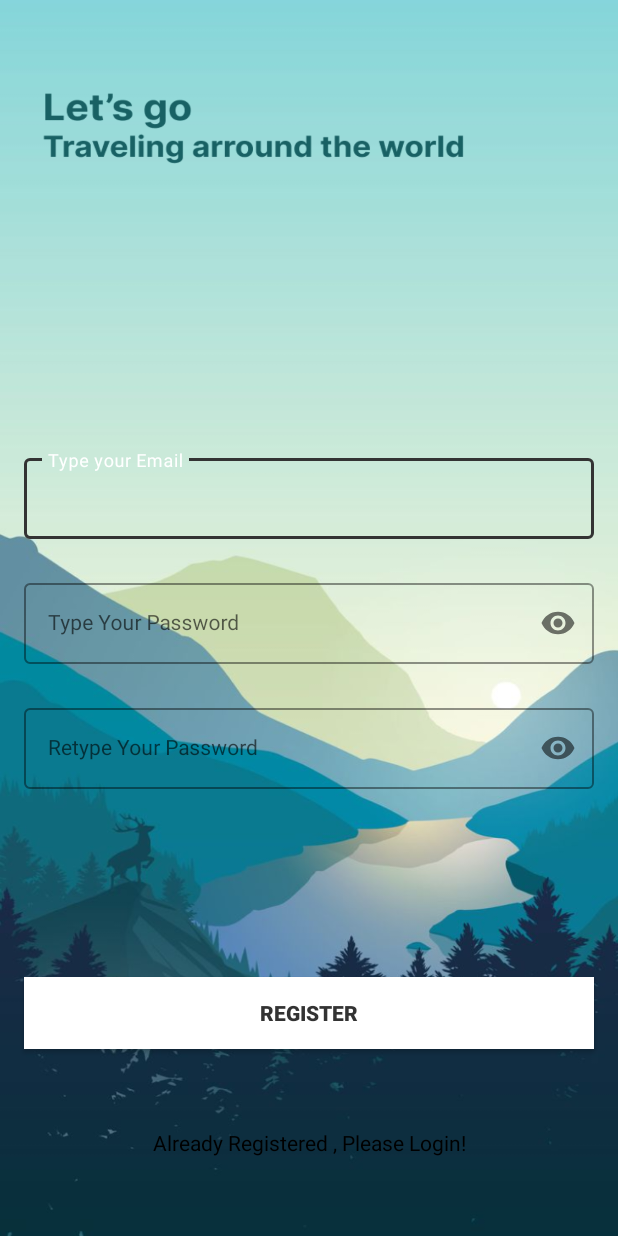
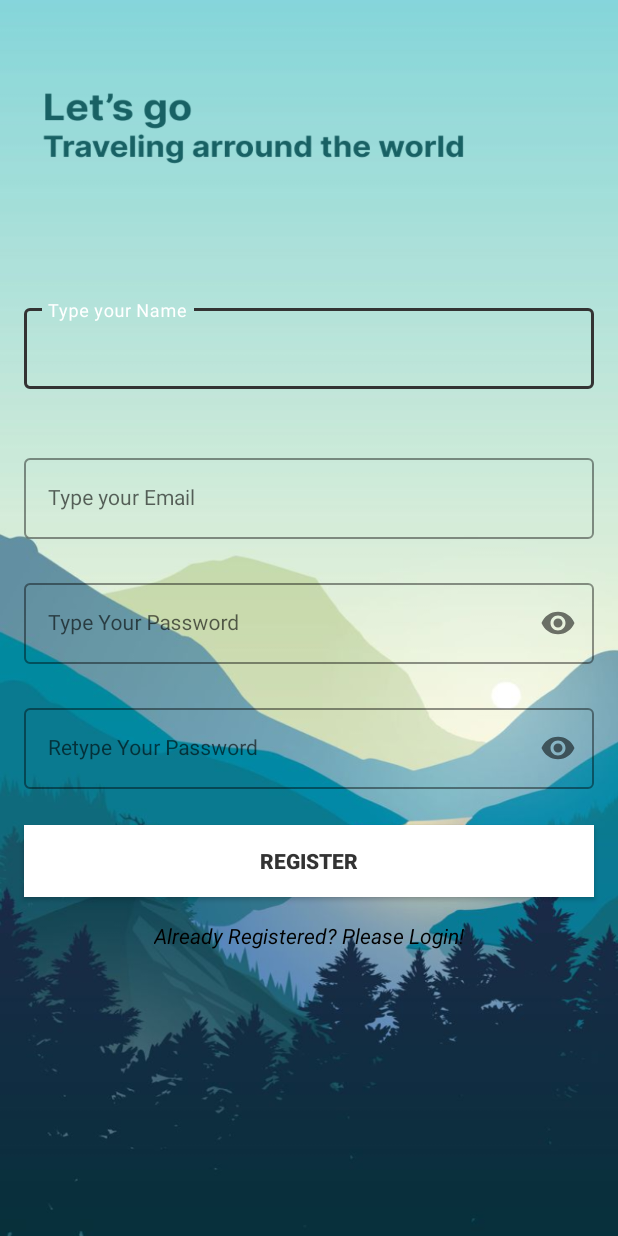
Before and after one commit to kilyfa/TravelMate-Frontend, an Android app: the RegisterActivity screen opened directly, with no data from a screen before it, after a tap on "REGISTER", on a phone screen of 412 x 824 dp. Run offline under Robolectric (Android 15) with nearby library versions, the phone set to English and light mode, and no system bars.

```diff
--- /dev/null
+++ b/app/build.grade.kts
@@ -0,0 +1,4 @@
+dependencies {
+    implementation("com.squareup.retrofit2:retrofit:2.9.0")
+    implementation("com.squareup.retrofit2:converter-gson:2.9.0")
+}
--- a/app/build.gradle.kts
+++ b/app/build.gradle.kts
@@ -40,7 +40,8 @@ android {
 }
 
 dependencies {
-
+    implementation("com.squareup.retrofit2:retrofit:2.9.0")
+    implementation("com.squareup.retrofit2:converter-gson:2.9.0")
     implementation(libs.androidx.core.ktx)
     implementation(libs.androidx.appcompat)
     implementation(libs.material)
--- a/app/src/main/java/com/example/travelmate/ui/register/RegisterActivity.kt
+++ b/app/src/main/java/com/example/travelmate/ui/register/RegisterActivity.kt
@@ -1,21 +1,22 @@
 package com.example.travelmate.ui.register
 
+import android.content.Context
+import android.content.Intent
 import android.os.Bundle
-import androidx.activity.enableEdgeToEdge
+import android.widget.Toast
 import androidx.appcompat.app.AppCompatActivity
-import androidx.core.view.ViewCompat
-import androidx.core.view.WindowInsetsCompat
-import com.example.travelmate.R
-import android.content.Intent
-import android.widget.Toast
+import com.example.travelmate.api.ApiClient
+import com.example.travelmate.api.SignUpRequest
+import com.example.travelmate.api.SignUpResponse
 import com.example.travelmate.databinding.ActivityRegisterBinding
 import com.example.travelmate.ui.login.LoginActivity
-import com.google.firebase.auth.FirebaseAuth
+import retrofit2.Call
+import retrofit2.Callback
+import retrofit2.Response
 
 class RegisterActivity : AppCompatActivity() {
 
     private lateinit var binding: ActivityRegisterBinding
-    private lateinit var firebaseAuth: FirebaseAuth
 
     override fun onCreate(savedInstanceState: Bundle?) {
         super.onCreate(savedInstanceState)
@@ -23,36 +24,68 @@ class RegisterActivity : AppCompatActivity() {
         binding = ActivityRegisterBinding.inflate(layoutInflater)
         setContentView(binding.root)
 
-        firebaseAuth = FirebaseAuth.getInstance()
-
+        // Tombol untuk berpindah ke halaman Login
         binding.textView.setOnClickListener {
             val intent = Intent(this, LoginActivity::class.java)
             startActivity(intent)
         }
+
+        // Tombol untuk Register
         binding.button.setOnClickListener {
+            val name = binding.nameEt.text.toString()
             val email = binding.emailEt.text.toString()
-            val pass = binding.passET.text.toString()
-            val confirmPass = binding.confirmPassEt.text.toString()
+            val password = binding.passET.text.toString()
+            val confirmPassword = binding.confirmPassEt.text.toString()
 
-            if (email.isNotEmpty() && pass.isNotEmpty() && confirmPass.isNotEmpty()) {
-                if (pass == confirmPass) {
-
-                    firebaseAuth.createUserWithEmailAndPassword(email, pass).addOnCompleteListener {
-                        if (it.isSuccessful) {
-                            val intent = Intent(this, LoginActivity::class.java)
-                            startActivity(intent)
-                        } else {
-                            Toast.makeText(this, it.exception.toString(), Toast.LENGTH_SHORT).show()
-
-                        }
-                    }
+            if (name.isNotEmpty() && email.isNotEmpty() && password.isNotEmpty() && confirmPassword.isNotEmpty()) {
+                if (password == confirmPassword) {
+                    register(name, email, password)
                 } else {
-                    Toast.makeText(this, "Password is not matching", Toast.LENGTH_SHORT).show()
+                    Toast.makeText(this, "Passwords do not match!", Toast.LENGTH_SHORT).show()
                 }
             } else {
-                Toast.makeText(this, "Empty Fields Are not Allowed !!", Toast.LENGTH_SHORT).show()
-
+                Toast.makeText(this, "Fields cannot be empty!", Toast.LENGTH_SHORT).show()
             }
         }
     }
+
+    private fun register(name: String, email: String, password: String) {
+        // Membuat request register
+        val request = SignUpRequest(name, email, password)
+
+        // Memanggil API untuk register
+        ApiClient.userApiService.signUp(request).enqueue(object : Callback<SignUpResponse> {
+            override fun onResponse(call: Call<SignUpResponse>, response: Response<SignUpResponse>) {
+                if (response.isSuccessful) {
+                    val body = response.body()
+                    if (body != null && body.status == "success") {
+                        Toast.makeText(this@RegisterActivity, body.message, Toast.LENGTH_SHORT).show()
+
+                        // Simpan token di SharedPreferences
+                        saveToken(body.token)
+
+                        // Berpindah ke LoginActivity
+                        val intent = Intent(this@RegisterActivity, LoginActivity::class.java)
+                        startActivity(intent)
+                        finish()
+                    } else {
+                        Toast.makeText(this@RegisterActivity, "Registration failed: ${body?.message}", Toast.LENGTH_SHORT).show()
+                    }
+                } else {
+                    Toast.makeText(this@RegisterActivity, "Error: ${response.message()}", Toast.LENGTH_SHORT).show()
+                }
+            }
+
+            override fun onFailure(call: Call<SignUpResponse>, t: Throwable) {
+                Toast.makeText(this@RegisterActivity, "Failed: ${t.message}", Toast.LENGTH_SHORT).show()
+            }
+        })
+    }
+
+    private fun saveToken(token: String) {
+        val sharedPreferences = getSharedPreferences("AppPrefs", Context.MODE_PRIVATE)
+        val editor = sharedPreferences.edit()
+        editor.putString("auth_token", token)
+        editor.apply()
+    }
 }
--- a/app/src/main/res/layout/activity_register.xml
+++ b/app/src/main/res/layout/activity_register.xml
@@ -1,5 +1,6 @@
 <?xml version="1.0" encoding="utf-8"?>
-<androidx.constraintlayout.widget.ConstraintLayout xmlns:android="http://schemas.android.com/apk/res/android"
+<androidx.constraintlayout.widget.ConstraintLayout
+    xmlns:android="http://schemas.android.com/apk/res/android"
     xmlns:app="http://schemas.android.com/apk/res-auto"
     xmlns:tools="http://schemas.android.com/tools"
     android:layout_width="match_parent"
@@ -7,7 +8,28 @@
     android:background="@drawable/register_screen"
     tools:context=".ui.register.RegisterActivity">
 
+    <com.google.android.material.textfield.TextInputLayout
+        android:id="@+id/nameLayout"
+        style="@style/LoginTextInputOuterFieldStyle"
+        android:layout_width="match_parent"
+        android:layout_height="wrap_content"
+        android:layout_marginHorizontal="16dp"
+        android:layout_marginTop="200dp"
+        app:boxStrokeColor="@color/dark_grey"
+        app:hintTextColor="@color/white"
+        app:layout_constraintEnd_toEndOf="parent"
+        app:layout_constraintStart_toStartOf="parent"
+        app:layout_constraintTop_toTopOf="parent">
 
+        <com.google.android.material.textfield.TextInputEditText
+            android:id="@+id/nameEt"
+            style="@style/LoginTextInputInnerFieldStyle"
+            android:layout_width="match_parent"
+            android:layout_height="wrap_content"
+            android:hint="Type your Name"
+            android:inputType="textPersonName" />
+    </com.google.android.material.textfield.TextInputLayout>
+    <!-- Email Input -->
     <com.google.android.material.textfield.TextInputLayout
         android:id="@+id/emailLayout"
         style="@style/LoginTextInputOuterFieldStyle"
@@ -18,7 +40,6 @@
         app:boxStrokeColor="@color/dark_grey"
         app:hintTextColor="@color/white"
         app:layout_constraintEnd_toEndOf="parent"
-        app:layout_constraintHorizontal_bias="0.5"
         app:layout_constraintStart_toStartOf="parent"
         app:layout_constraintTop_toTopOf="parent">
 
@@ -28,9 +49,11 @@
             android:layout_width="match_parent"
             android:layout_height="wrap_content"
             android:hint="Type your Email"
+            android:contentDescription="Input field for email"
             android:inputType="textEmailAddress" />
     </com.google.android.material.textfield.TextInputLayout>
 
+    <!-- Password Input -->
     <com.google.android.material.textfield.TextInputLayout
         android:id="@+id/passwordLayout"
         style="@style/LoginTextInputOuterFieldStyle"
@@ -41,7 +64,6 @@
         app:boxStrokeColor="@color/dark_grey"
         app:hintTextColor="@color/white"
         app:layout_constraintEnd_toEndOf="parent"
-        app:layout_constraintHorizontal_bias="0.5"
         app:layout_constraintStart_toStartOf="parent"
         app:layout_constraintTop_toBottomOf="@id/emailLayout"
         app:passwordToggleEnabled="true">
@@ -52,9 +74,11 @@
             android:layout_width="match_parent"
             android:layout_height="wrap_content"
             android:hint="Type Your Password"
+            android:contentDescription="Input field for password"
             android:inputType="textPassword" />
     </com.google.android.material.textfield.TextInputLayout>
 
+    <!-- Confirm Password Input -->
     <com.google.android.material.textfield.TextInputLayout
         android:id="@+id/confirmPasswordLayout"
         style="@style/LoginTextInputOuterFieldStyle"
@@ -65,7 +89,6 @@
         app:boxStrokeColor="@color/dark_grey"
         app:hintTextColor="@color/white"
         app:layout_constraintEnd_toEndOf="parent"
-        app:layout_constraintHorizontal_bias="0.5"
         app:layout_constraintStart_toStartOf="parent"
         app:layout_constraintTop_toBottomOf="@id/passwordLayout"
         app:passwordToggleEnabled="true">
@@ -76,32 +99,38 @@
             android:layout_width="match_parent"
             android:layout_height="wrap_content"
             android:hint="Retype Your Password"
+            android:contentDescription="Input field for confirming password"
             android:inputType="textPassword" />
     </com.google.android.material.textfield.TextInputLayout>
 
+    <!-- Register Button -->
     <androidx.appcompat.widget.AppCompatButton
         android:id="@+id/button"
         android:layout_width="0dp"
         android:layout_height="wrap_content"
         android:layout_marginHorizontal="16dp"
+        android:layout_marginTop="24dp"
         android:background="@color/white"
         android:text="Register"
         android:textColor="@color/dark_grey"
         android:textStyle="bold"
-        app:layout_constraintBottom_toBottomOf="parent"
+        android:contentDescription="Register button"
         app:layout_constraintEnd_toEndOf="parent"
-        app:layout_constraintHorizontal_bias="0.5"
         app:layout_constraintStart_toStartOf="parent"
-        app:layout_constraintTop_toBottomOf="@+id/confirmPasswordLayout" />
+        app:layout_constraintTop_toBottomOf="@id/confirmPasswordLayout" />
+
+    <!-- Login Redirect Text -->
     <TextView
         android:id="@+id/textView"
         android:layout_width="wrap_content"
         android:layout_height="wrap_content"
+        android:layout_marginTop="16dp"
+        android:text="Already Registered? Please Login!"
         android:textColor="@color/black"
-        android:text="Already Registered , Please Login!"
-        app:layout_constraintBottom_toBottomOf="parent"
+        android:textStyle="italic"
+        android:contentDescription="Login redirect text"
         app:layout_constraintEnd_toEndOf="parent"
-        app:layout_constraintHorizontal_bias="0.5"
         app:layout_constraintStart_toStartOf="parent"
-        app:layout_constraintTop_toBottomOf="@+id/button" />
+        app:layout_constraintTop_toBottomOf="@id/button" />
+
 </androidx.constraintlayout.widget.ConstraintLayout>
--- a/build.gradle.kts
+++ b/build.gradle.kts
@@ -4,3 +4,5 @@ plugins {
     alias(libs.plugins.kotlin.android) apply false
     id("com.google.gms.google-services") version "4.4.2" apply false
 }
+
+// Tidak ada `dependencies` block di sini karena dependensi harus dideklarasikan di level modul.
--- a/gradle/libs.versions.toml
+++ b/gradle/libs.versions.toml
@@ -1,5 +1,5 @@
 [versions]
-agp = "8.6.1"
+agp = "8.1.1"
 firebaseBom = "33.6.0"
 firebaseMlModeldownloader = "25.0.1"
 googleServices = "4.4.2"
```
Also changed, not shown: app/src/main/java/com/example/travelmate/api/ApiClient.kt (added, +15 -0 lines), app/src/main/java/com/example/travelmate/api/UserApiService.kt (added, +19 -0 lines), app/src/main/java/com/example/travelmate/ui/login/LoginActivity.kt (+60 -27 lines).
